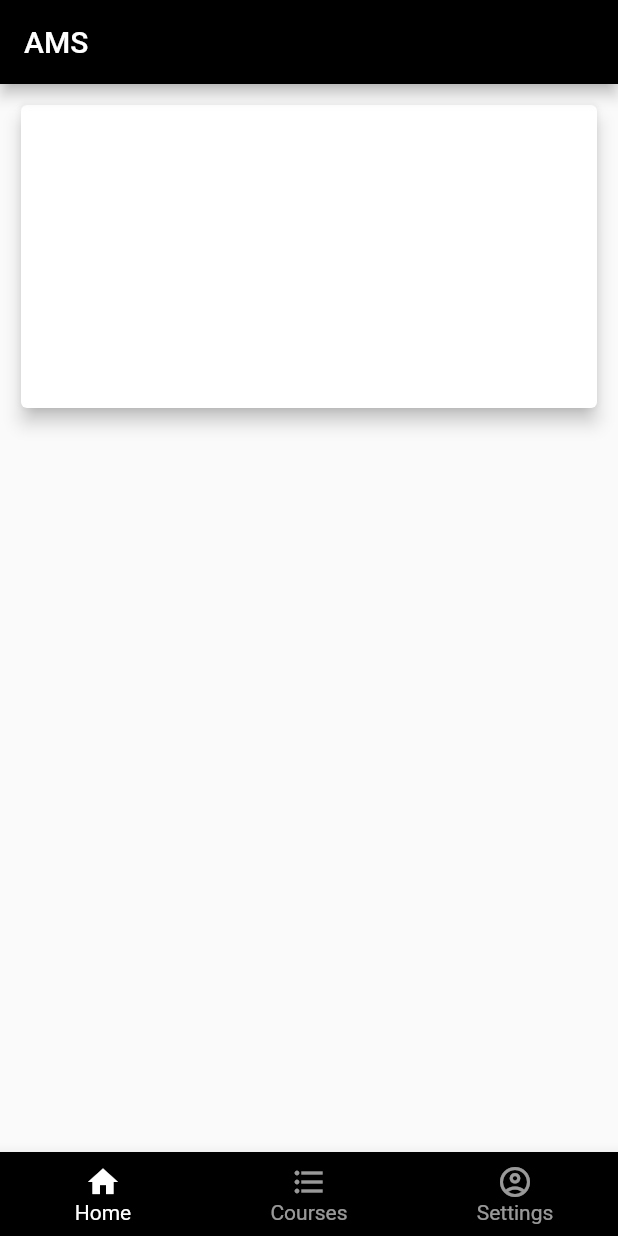
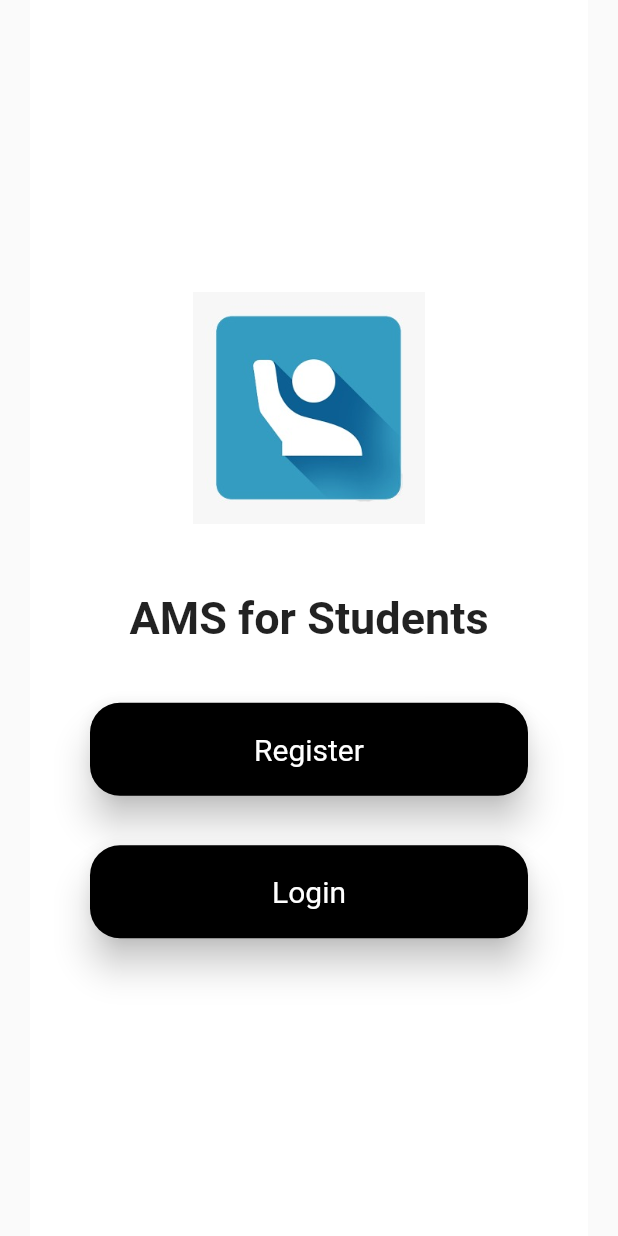
Before and after one commit to SWE-team/student_interface, a Flutter app: the screen it shows after launch, on a phone screen of 412 x 824 dp. Run offline on Flutter 3.47's test engine with Material 2 defaults, Android fonts, the phone set to English and light mode, and no system bars; our stand-ins replace modal_progress_hud.

Commit message:
completed student login

```diff
--- /dev/null
+++ b/lib/components/ReusableButton.dart
@@ -0,0 +1,32 @@
+import 'package:flutter/material.dart';
+
+class ReusableButton extends StatelessWidget {
+  final String title;
+  ReusableButton(this.title);
+  @override
+  Widget build(BuildContext context) {
+    return SizedBox(
+      width: 300.0,
+      height: 70.0,
+      child: Card(
+        shape: RoundedRectangleBorder(
+          borderRadius: BorderRadius.circular(20.0),
+        ),
+        color: Colors.black,
+        elevation: 10.0,
+        child: Padding(
+          padding: const EdgeInsets.all(18.0),
+          child: Center(
+            child: Text(
+              '$title',
+              style: TextStyle(
+                fontSize: 20.0,
+                color: Colors.white,
+              ),
+            ),
+          ),
+        ),
+      ),
+    );
+  }
+}
--- a/lib/main.dart
+++ b/lib/main.dart
@@ -1,4 +1,5 @@
 import 'package:flutter/material.dart';
+import 'package:student_interface/screens/WelcomeScreen.dart';
 
 void main() => runApp(MyApp());
 
@@ -7,65 +8,7 @@ class MyApp extends StatelessWidget {
   Widget build(BuildContext context) {
     return MaterialApp(
       title: 'AMS',
-      home: MyHomePage(),
+      home: WelcomeScreen(),
     );
   }
 }
-
-class MyHomePage extends StatefulWidget {
-  @override
-  _MyHomePageState createState() => _MyHomePageState();
-}
-
-class _MyHomePageState extends State<MyHomePage> {
-  int _currentIndex = 0;
-
-  Widget build(BuildContext context) {
-    return Scaffold(
-      appBar: AppBar(
-        backgroundColor: Colors.black,
-        title: Text('AMS'),
-      ),
-      body: new Container(
-        padding: EdgeInsets.fromLTRB(10, 10, 10, 0),
-        height: 220,
-        width: double.maxFinite,
-        child: Card(
-          child: new InkWell(onTap: () {
-            Scaffold.of(context).showSnackBar(SnackBar(
-              content: Text('Tap'),
-            ));
-          }),
-          elevation: 5,
-        ),
-      ),
-      bottomNavigationBar: BottomNavigationBar(
-        type: BottomNavigationBarType.fixed,
-        currentIndex: _currentIndex,
-        backgroundColor: Colors.black,
-        selectedItemColor: Colors.white,
-        unselectedItemColor: Colors.white.withOpacity(.6),
-        selectedFontSize: 14,
-        unselectedFontSize: 14,
-        onTap: (value) {
-          // Respond to item press.
-          setState(() => _currentIndex = value);
-        },
-        items: [
-          BottomNavigationBarItem(
-            label: 'Home',
-            icon: Icon(Icons.home),
-          ),
-          BottomNavigationBarItem(
-            label: 'Courses',
-            icon: Icon(Icons.format_list_bulleted),
-          ),
-          BottomNavigationBarItem(
-            label: 'Settings',
-            icon: Icon(Icons.account_circle_outlined),
-          ),
-        ],
-      ),
-    );
-  }
-}
--- /dev/null
+++ b/lib/screens/WelcomeScreen.dart
@@ -0,0 +1,62 @@
+import 'package:flutter/material.dart';
+import 'package:student_interface/components/ReusableButton.dart';
+import 'package:student_interface/screens/LoginScreen.dart';
+import 'package:student_interface/screens/StudentRegisterScreen.dart';
+
+class WelcomeScreen extends StatelessWidget {
+  @override
+  Widget build(BuildContext context) {
+
+    return Scaffold(
+      body: Center(
+        child: Container(
+          color: Colors.white,
+          child: Padding(
+            padding: const EdgeInsets.all(36.0),
+            child: Column(
+              crossAxisAlignment: CrossAxisAlignment.center,
+              mainAxisAlignment: MainAxisAlignment.center,
+              children: <Widget>[
+              SizedBox(
+              height: 155.0,
+              child: Image.asset(
+                "images/logo.jpeg",
+                fit: BoxFit.contain,
+              ),
+            ),
+            SizedBox(height: 45.0),
+            Text(
+              "AMS for Students",
+              style: TextStyle(
+                fontSize: 30.0,
+                fontWeight: FontWeight.bold,
+              ),
+            ),
+            SizedBox(height: 35.0),
+            GestureDetector(
+                child : ReusableButton('Register'),
+                onTap: (){
+                  Navigator.push(
+                    context,
+                    MaterialPageRoute(builder: (context) => StudentRegisterScreen()),
+                  );
+                },
+            ),
+            SizedBox(height: 25.0),
+            GestureDetector(
+                child: ReusableButton('Login'),
+              onTap: (){
+                Navigator.push(
+                  context,
+                  MaterialPageRoute(builder: (context) => LoginScreen(msg: ' ')),
+                );
+              },
+            ),
+        ],
+      ),
+    ),
+    ),
+    ),
+    );
+  }
+}
--- a/pubspec.yaml
+++ b/pubspec.yaml
@@ -28,6 +28,8 @@ dependencies:
   # The following adds the Cupertino Icons font to your application.
   # Use with the CupertinoIcons class for iOS style icons.
   cupertino_icons: ^1.0.0
+  http: ^0.12.2
+  modal_progress_hud: ^0.1.3
 
 dev_dependencies:
   flutter_test:
@@ -45,8 +47,8 @@ flutter:
   uses-material-design: true
 
   # To add assets to your application, add an assets section, like this:
-  # assets:
-  #   - images/a_dot_burr.jpeg
+  assets:
+    - images/
   #   - images/a_dot_ham.jpeg
 
   # An image asset can refer to one or more resolution-specific "variants", see
```
Also changed, not shown: lib/HandleNetworking.dart (added, +52 -0 lines), lib/Models/FutureResponse.dart (added, +14 -0 lines), lib/screens/ErrorScreen.dart (added, +8 -0 lines), lib/screens/LoginScreen.dart (added, +159 -0 lines), lib/screens/StudentHomePage.dart (added, +59 -0 lines), lib/screens/StudentRegisterScreen.dart (added, +186 -0 lines), images/logo.jpeg (added), pubspec.lock, 2 other files.
